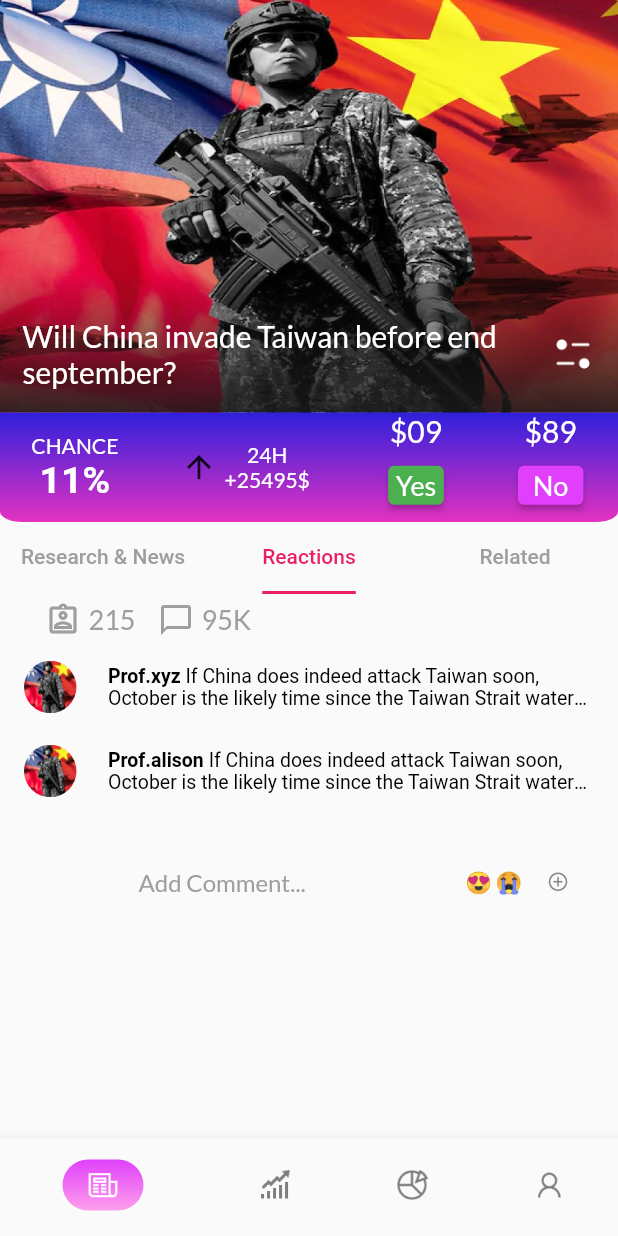
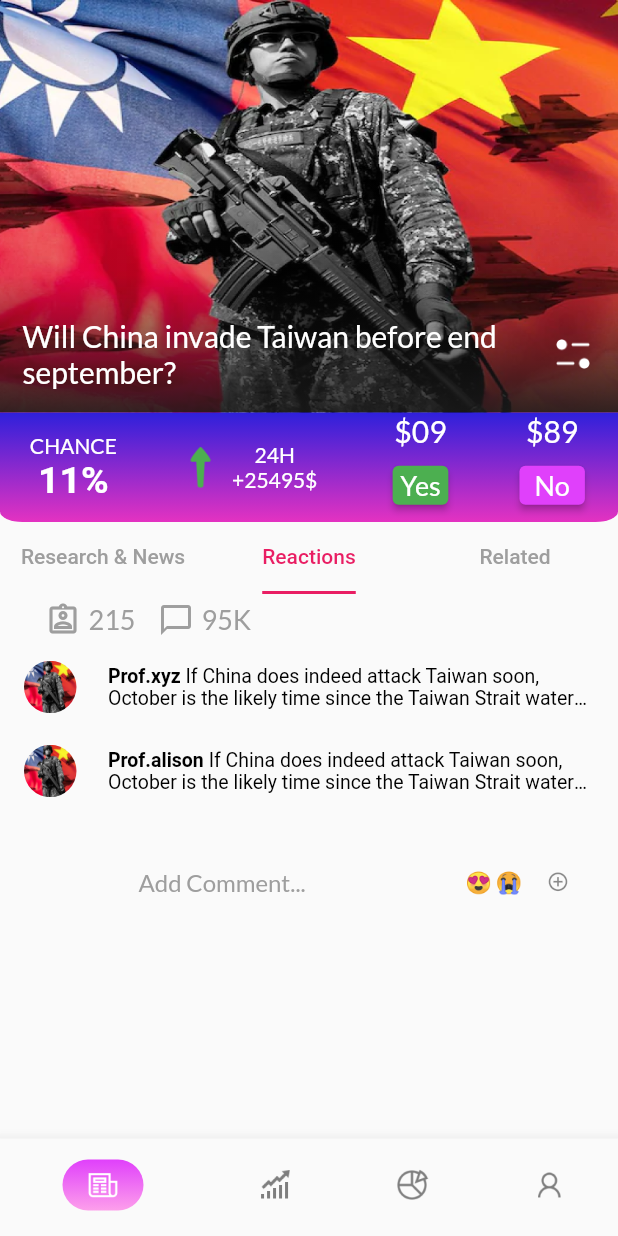
Before and after one commit to Tanmai2002/new_task_app_grow_mate, a Flutter app: the screen it shows after launch, tab 2 chosen, after a tap on "215", on a phone screen of 412 x 824 dp. Run offline on Flutter 3.47's test engine with Material 2 defaults, Android fonts, the phone set to English and light mode, and no system bars; drawn by our look-alikes of sliding_up_panel; our stand-ins replace google_fonts, percent_indicator, timeago.

Commit message:
Final Push

```diff
--- a/lib/Screeens/HomePage.dart
+++ b/lib/Screeens/HomePage.dart
@@ -69,11 +69,13 @@ class _HomePageState extends State<HomePage> {
 
     News n1=News(icon:"assets/news1.png",title:"Liz Truss will be UK’s next Prime Minister?");
     News n2=News(icon:"assets/news2.png",title:"British Pound will fall after Prime Minister elections?");
+    News n3=News(icon:"assets/news3.png",title:"British Railway Strikes will end by before Sept. 2022?");
 
     WidgetsBinding.instance.addPostFrameCallback((timeStamp) {
       Provider.of<NewsProvider>(context,listen: false).addnews(n);
       Provider.of<NewsProvider>(context,listen: false).addnews(n1);
       Provider.of<NewsProvider>(context,listen: false).addnews(n2);
+      Provider.of<NewsProvider>(context,listen: false).addnews(n3);
 
       Provider.of<NewsProvider>(context,listen: false).changeNews(0);
 
@@ -116,7 +118,7 @@ class _HomePageState extends State<HomePage> {
                     Column(
                       children: [
                         Text(
-                          "Reactions",
+                          x.isRelated?"Related":"Reactions",
                           style: TextStyle(fontSize: 25, color: Colors.grey),
                         ),
 
@@ -303,13 +305,17 @@ class RelatedSlideUpPage extends StatefulWidget {
 }
 
 class _RelatedSlideUpPageState extends State<RelatedSlideUpPage> {
+
   @override
   Widget build(BuildContext context) {
-    return Consumer<NewsProvider>(builder: (_,news,__)=> Expanded(
+    return Consumer<NewsProvider>(builder: (_,news,__) {
+      List<News> related=news.news.where((element) => element.title!=news.currNews!.title).toList();
+      return Expanded(
 
         child: ListView.builder(
-            itemCount: news.news.length,
-            itemBuilder: (context,key)=>Container(
+            itemCount: related.length,
+            itemBuilder: (context, key) =>
+                Container(
                   decoration: BoxDecoration(
                       borderRadius: BorderRadius.circular(25),
 
@@ -321,17 +327,23 @@ class _RelatedSlideUpPageState extends State<RelatedSlideUpPage> {
                   child: Row(
 
                     children: [
-              Image(image: AssetImage(news.news[key].icon),height:75,width: 75,fit: BoxFit.fill,),
+                      Image(image: AssetImage(related[key].icon),
+                        height: 75,
+                        width: 75,
+                        fit: BoxFit.fill,),
                       Container(
 
                           padding: EdgeInsets.all(10),
                           width: 275,
-                    child: Text(news.news[key].title,style: TextStyle(fontSize: 18),)),
+                          child: Text(related[key].title,
+                            style: TextStyle(fontSize: 18),)),
 
                     ],
                   ),
                 )),
-      ),
+      );
+
+    }
     );
   }
 }
--- a/lib/Screeens/NewsPage.dart
+++ b/lib/Screeens/NewsPage.dart
@@ -98,7 +98,7 @@ class _NewsPageState extends State<NewsPage>  with TickerProviderStateMixin{
                       ),
                       Row(
                         children: [
-                          Icon(Icons.arrow_upward_outlined),
+                          ImageIcon(AssetImage("assets/upArrow.png",),color: Colors.green,size: 32,),
                           Container(
                             margin: EdgeInsets.all(5),
                             child: Column(
@@ -170,7 +170,7 @@ class _NewsPageState extends State<NewsPage>  with TickerProviderStateMixin{
                       children: [
                         ResearchPage(),
                         Reactions(comments: news.currNews?.comments??[],),
-                        RelatedPage(related: news.news)
+                        RelatedPage(related: news.news.where((element) => element.title!=news.currNews!.title).toList())
                       ]),
                 )
 
```
Also changed, not shown: assets/news3.png (added), assets/upArrow.png (added). Lines whose indentation alone changed are shown as unchanged.
